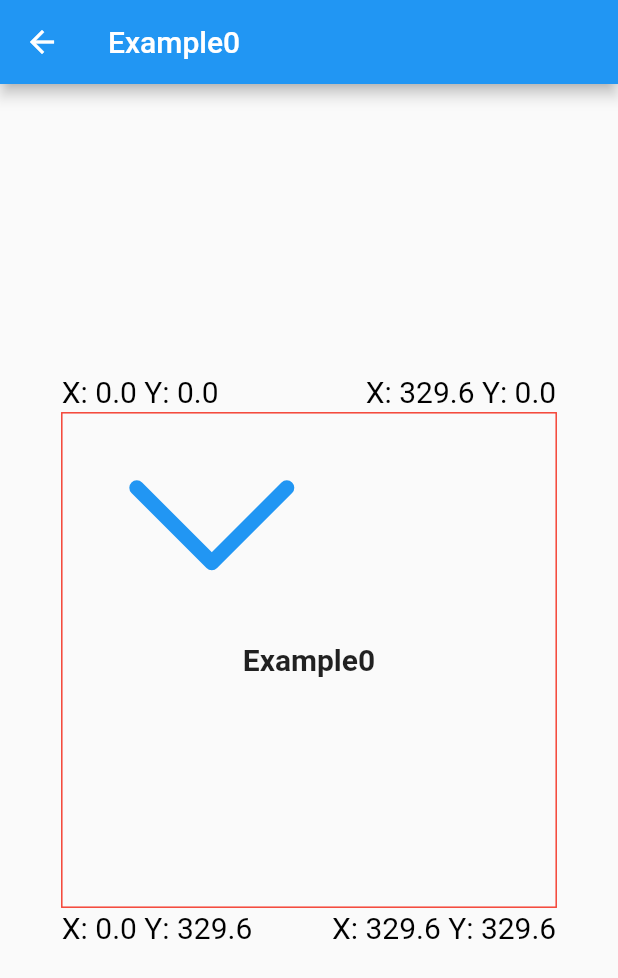
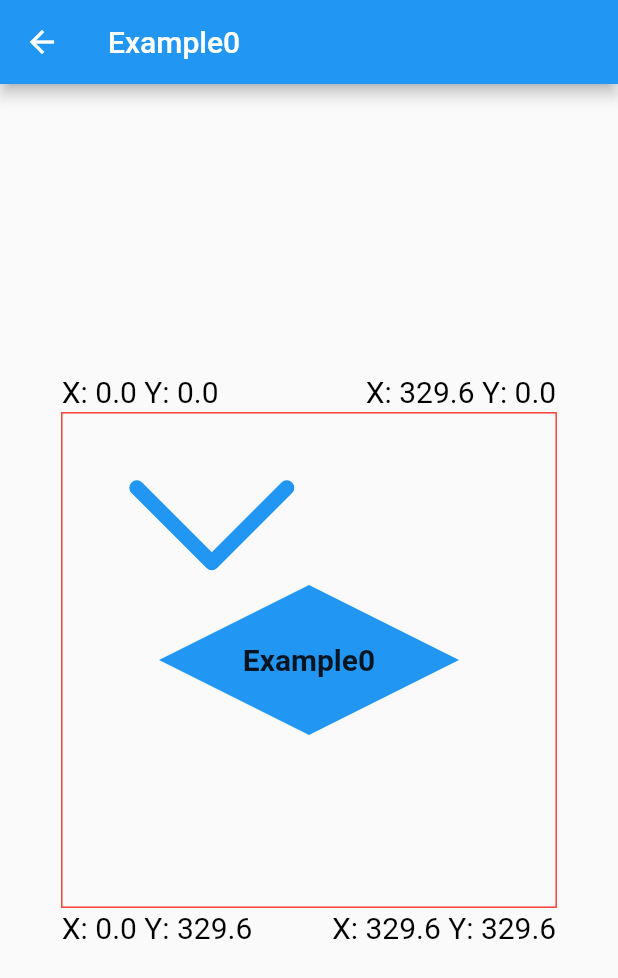
Before and after one commit to alvarobcprado/flutter_custom_painter, a Flutter app: the screen it shows after launch, after a tap on "Example0", on a phone screen of 412 x 824 dp. Shown: the top 978 px of the screen. Run offline on Flutter 3.47's test engine with Material 2 defaults, Android fonts, the phone set to English and light mode, and no system bars.

Commit message:
feat: update example0

```diff
--- a/lib/app/example0.dart
+++ b/lib/app/example0.dart
@@ -42,7 +42,7 @@ class Example0 extends StatelessWidget {
 }
 
 class Example0Painter extends CustomPainter {
-  final line = Path()
+  final linePath = Path()
     ..moveTo(50, 50)
     ..lineTo(100, 100)
     ..lineTo(150, 50);
@@ -56,9 +56,22 @@ class Example0Painter extends CustomPainter {
     ..strokeCap = StrokeCap.round
     ..strokeWidth = 10;
 
+  final fillPainter = Paint()
+    ..color = Colors.blue
+    ..style = PaintingStyle.fill;
+
   @override
   void paint(Canvas canvas, Size size) {
-    canvas.drawPath(line, painter);
+    final center = Offset(size.width / 2, size.height / 2);
+    final secondLinePath = Path()
+      ..moveTo(center.dx - 100, center.dy)
+      ..lineTo(center.dx, center.dy + 50)
+      ..lineTo(center.dx + 100, center.dy)
+      ..lineTo(center.dx, center.dy - 50)
+      ..lineTo(center.dx - 100, center.dy);
+
+    canvas.drawPath(linePath, painter);
+    canvas.drawPath(secondLinePath, fillPainter);
   }
 
   @override
```
